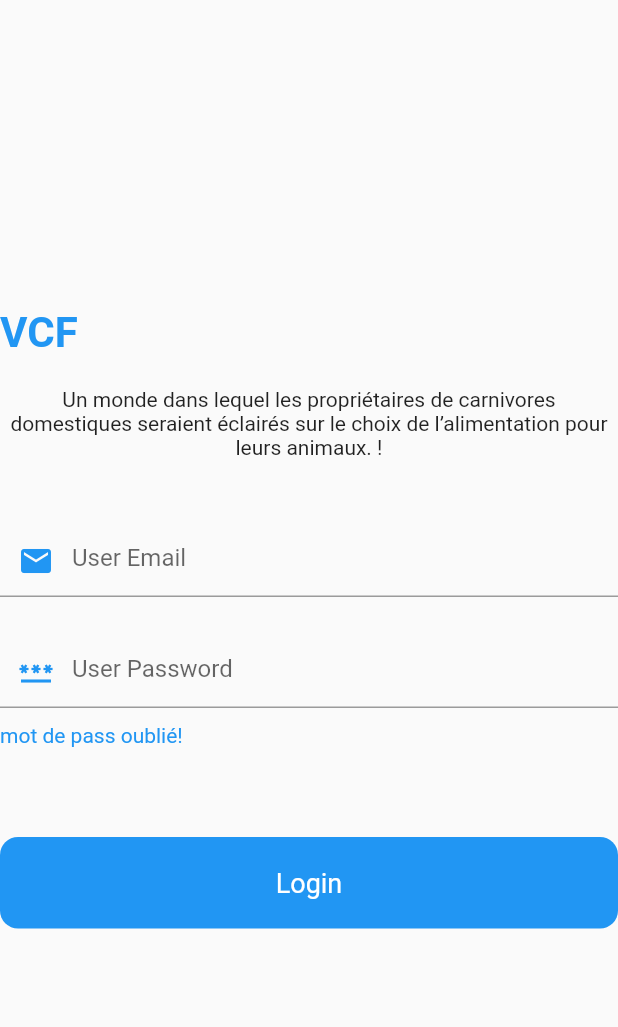
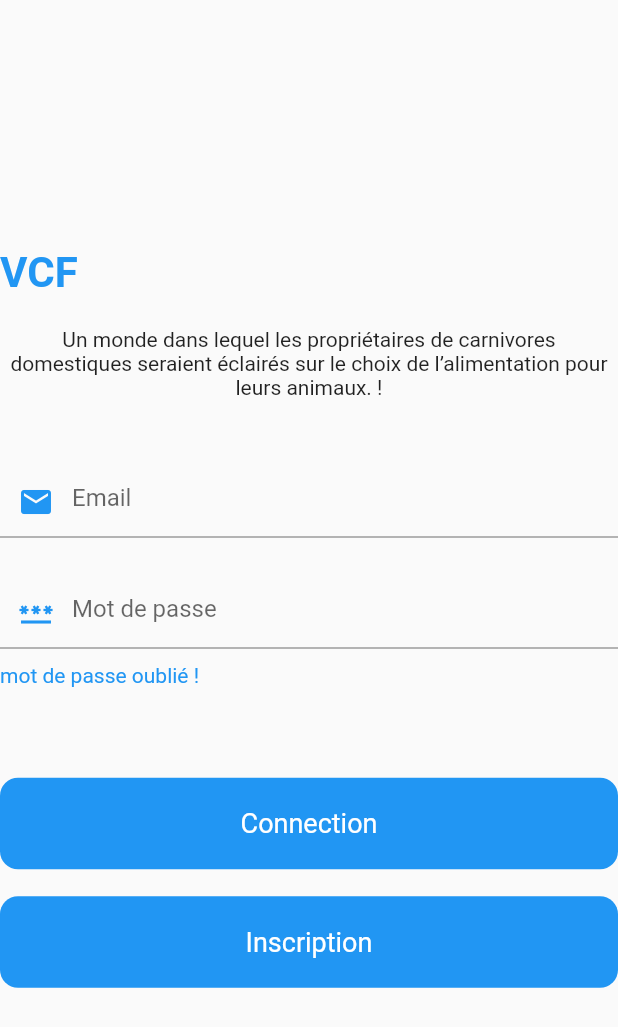
Before and after one commit to Serdok/vcf, a Flutter app: the LoginScreen screen opened directly, on a phone screen of 412 x 824 dp. Shown: the top 1027 px of the screen. Run offline on Flutter 3.47's test engine with Material 2 defaults, Android fonts, the phone set to English and light mode, and no system bars; our stand-ins replace cloud_firestore, expandable, firebase_auth, firebase_core, google_sign_in; missing offline and left inert: flutter_barcode_scanner; accounts and stored records are empty.

Commit message:
Fix divers

```diff
--- a/lib/LoginScreen.dart
+++ b/lib/LoginScreen.dart
@@ -1,8 +1,10 @@
 import 'package:firebase_auth/firebase_auth.dart';
 import 'package:flutter/material.dart';
+import 'package:vet_carni_food/RegistrationScreen.dart';
 
 import 'ProfileScreen.dart';
 import 'authentication.dart';
+import 'main.dart';
 
 
 class LoginScreen extends StatefulWidget{
@@ -49,7 +51,7 @@ class _LoginScreenState extends State<LoginScreen>{
               controller: _emailController,
               keyboardType: TextInputType.emailAddress,
               decoration: const  InputDecoration(
-                hintText: "User Email",
+                hintText: "Email",
                 prefixIcon: Icon(Icons.mail, color: Colors.blue),
               ),
             ),
@@ -60,14 +62,14 @@ class _LoginScreenState extends State<LoginScreen>{
               controller:  _passwordController,
               obscureText: true,
               decoration: const InputDecoration(
-                hintText: "User Password",
+                hintText: "Mot de passe",
                 prefixIcon: Icon(Icons.password, color: Colors.blue),
               ),
             ),
             const SizedBox(
               height: 10.0,
             ),
-            const Text("mot de pass oublié!",
+            const Text("mot de passe oublié !",
               style: TextStyle(
                 color: Colors.blue,)
               ,),
@@ -90,16 +92,32 @@ class _LoginScreenState extends State<LoginScreen>{
                   print(user);
                   if (user != null) {
                     Navigator.of(context).pushReplacement(MaterialPageRoute(
-                        builder: (context) => const ProfileScreen()));
+                        builder: (context) => const MyHomePage(title: '',)));
                   }
 
                 },
-                child: const Text("Login", style: TextStyle(color:Colors.white, fontSize: 18.0)),
+                child: const Text("Connection", style: TextStyle(color:Colors.white, fontSize: 18.0)),
               ),
             ),
+            const SizedBox(
+              height : 18
+            ),
+            SizedBox(
+                width: double.infinity,
+                child: RawMaterialButton(
+                    fillColor: Colors.blue,
+                    elevation: 0.0,
+                    padding: const EdgeInsets.symmetric(vertical: 20.0),
+                    shape: RoundedRectangleBorder(
+                        borderRadius: BorderRadius.circular(12.0)),
 
-
-
+                    onPressed: () async {
+                  Navigator.of(context).pushReplacement(MaterialPageRoute(
+                      builder: (context) => const RegistrationScreen()));
+                },
+                    child: const Text("Inscription",
+                        style:
+                        TextStyle(color: Colors.white, fontSize: 18.0))),),
           ],
 
         ),
--- a/lib/UserInfoScreen.dart
+++ b/lib/UserInfoScreen.dart
@@ -3,6 +3,7 @@ import 'package:flutter/material.dart';
 
 import 'LoginScreen.dart';
 import 'authentication.dart';
+import 'main.dart';
 
 class UserInfoScreen extends StatefulWidget {
   const UserInfoScreen({Key? key, required this.user}) : super(key: key);
@@ -19,7 +20,7 @@ class _UserInfoScreenState extends State<UserInfoScreen> {
   Route _routeToSignInScreen() {
     return PageRouteBuilder(
       pageBuilder: (context, animation, secondaryAnimation) =>
-          const LoginScreen(),
+          const MyHomePage(title: '',),
       transitionsBuilder: (context, animation, secondaryAnimation, child) {
         var begin = const Offset(-1.0, 0.0);
         var end = Offset.zero;
--- a/lib/home.dart
+++ b/lib/home.dart
@@ -5,8 +5,9 @@ import 'package:flutter_barcode_scanner/flutter_barcode_scanner.dart';
 import 'LoginScreen.dart';
 
 class Home extends StatefulWidget {
-  const Home({Key? key}) : super(key: key);
+  const Home({Key? key, required this.userIsConnected}) : super(key: key);
 
+  final bool userIsConnected;
   @override
   State<Home> createState() => _HomeState();
 }
@@ -95,14 +96,15 @@ class _HomeState extends State<Home> {
                     heightFactor: 0.6,
                     child: Image.asset('assets/images/logoVCF.png'),
                   )),
-                  ElevatedButton(
+                  Visibility(visible: !widget.userIsConnected,
+                  child: ElevatedButton(
                       onPressed: () async {
                         Navigator.of(context).pushReplacement(MaterialPageRoute(
                             builder: (context) => const LoginScreen()));
                       },
                       child: const Text("Login",
                           style:
-                          TextStyle(color: Colors.white, fontSize: 18.0))),
+                          TextStyle(color: Colors.white, fontSize: 18.0))),),
                   ElevatedButton(
                       onPressed: () => scanBarcodeNormal(),
                       child: const Text('Lancer le scan',
--- a/lib/main.dart
+++ b/lib/main.dart
@@ -38,7 +38,7 @@
         // is not restarted.
         primarySwatch: Colors.indigo,
       ),
-      home: const MyHomePage(title: 'VetCarniFood Accueil'),
+      home: const MyHomePage(title: 'VetCarniFood'),
     );
   }
 }
@@ -89,17 +89,16 @@
       print('build main: $user');
       screens = [
         UserInfoScreen(user: user),
-        const Home(),
-        UserInfoScreen(user: user),
+        const Home(userIsConnected: true,),
         Faq()
       ];
     } else {
-      screens = [const LoginScreen(), const Home(), const RegistrationScreen(), Faq()];
+      screens = [const LoginScreen(), const Home(userIsConnected: false,), Faq()];
     }
 
     return MaterialApp(
         home: Scaffold(
-      appBar: AppBar(title: const Text('VetCarniFood Accueil')),
+      appBar: AppBar(title: const Text('VetCarniFood')),
       body: screens[currentIndex],
       bottomNavigationBar: BottomNavigationBar(
         type: BottomNavigationBarType.fixed,
@@ -115,10 +114,6 @@
               label: 'home',
               backgroundColor: Colors.indigo),
           BottomNavigationBarItem(
-              icon: Icon(Icons.history),
-              label: 'history',
-              backgroundColor: Colors.indigo),
-          BottomNavigationBarItem(
               icon: Icon(Icons.question_answer),
               label: 'FAQ',
               backgroundColor: Colors.indigo)
```
Also changed, not shown: lib/RegistrationScreen.dart (+24 -2 lines), pubspec.lock.
